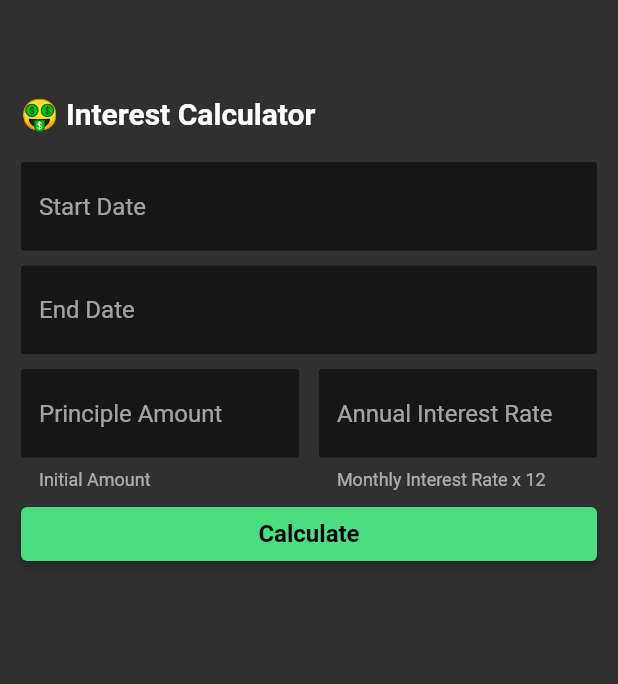
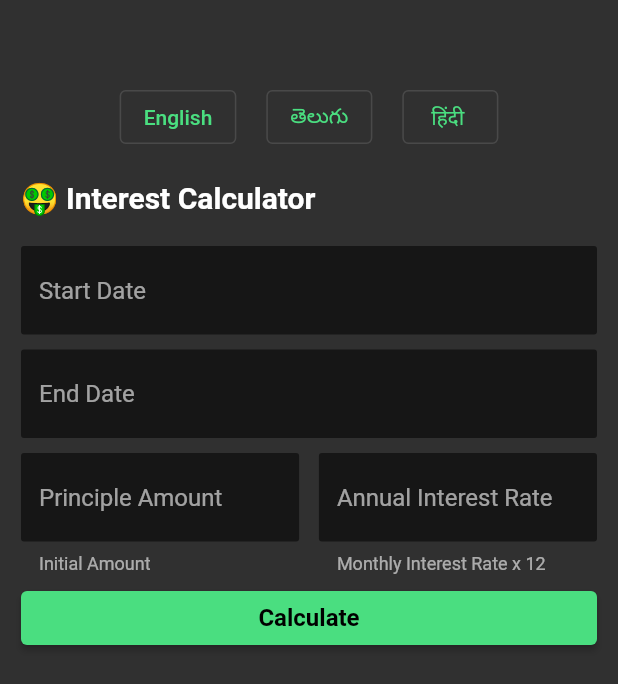
Before and after one commit to chenchunaidu/interest_calculator, a Flutter app: the screen it shows after launch, on a phone screen of 412 x 824 dp. Shown: the top 684 px of the screen. Run offline on Flutter 3.47's test engine with Material 2 defaults, Android fonts, the phone set to English and light mode, and no system bars; drawn by our look-alikes of date_time_picker; our stand-ins replace form_validator, get; missing offline and left inert: dart:ffi.

Commit message:
feature: added multi language support

```diff
--- a/lib/components/interest-form.dart
+++ b/lib/components/interest-form.dart
@@ -52,8 +52,7 @@ class _InterestFormState extends State<InterestForm> {
 
   @override
   Widget build(BuildContext context) {
-    return SingleChildScrollView(
-        child: Padding(
+    return Padding(
         padding: EdgeInsets.all(Insets.lg),
         child: VStack(
             crossAxisAlignment: CrossAxisAlignment.start,
@@ -90,6 +89,6 @@ class _InterestFormState extends State<InterestForm> {
                       )
                     ])
                   : Container()
-                ])));
+            ]));
   }
 }
--- a/lib/components/interest-preview-line-item.dart
+++ b/lib/components/interest-preview-line-item.dart
@@ -1,5 +1,4 @@
 import 'package:flutter/material.dart';
-
 import 'common/hstack.dart';
 
 class InterestPreviewLineItem extends StatelessWidget {
--- a/lib/components/interest-preview.dart
+++ b/lib/components/interest-preview.dart
@@ -4,7 +4,6 @@ import 'package:interest_calculator/components/common/vstack.dart';
 import 'package:interest_calculator/components/interest-preview-line-item.dart';
 import 'package:interest_calculator/components/interest-preview-model.dart';
 import 'package:interest_calculator/theme/color.dart';
-import 'package:interest_calculator/theme/font.dart';
 import 'package:interest_calculator/theme/inset.dart';
 
 class InterestPreview extends StatelessWidget {
--- /dev/null
+++ b/lib/components/translate-button-model.dart
@@ -0,0 +1,7 @@
+import 'package:flutter/material.dart';
+
+class TranslateButtonModel {
+  final Locale locale;
+  final String label;
+  TranslateButtonModel({required this.locale, required this.label});
+}
--- /dev/null
+++ b/lib/components/translate-button.dart
@@ -0,0 +1,21 @@
+import 'package:flutter/material.dart';
+import 'package:get/get.dart';
+
+class TranslateButton extends StatelessWidget {
+  const TranslateButton({Key? key, required this.locale, required this.label})
+      : super(key: key);
+
+  final Locale locale;
+  final String label;
+  onClick() {
+    Get.updateLocale(locale);
+  }
+
+  @override
+  Widget build(BuildContext context) {
+    return OutlinedButton(
+      onPressed: onClick,
+      child: Text(label),
+    );
+  }
+}
--- /dev/null
+++ b/lib/components/translate-buttons.dart
@@ -0,0 +1,25 @@
+import 'package:flutter/material.dart';
+import 'package:interest_calculator/components/common/hstack.dart';
+import 'package:interest_calculator/components/translate-button.dart';
+import 'package:interest_calculator/theme/inset.dart';
+
+const translateButtonsData = [
+  TranslateButton(locale: Locale('en', 'IN'), label: "English"),
+  TranslateButton(locale: Locale('te', 'IN'), label: "తెలుగు"),
+  TranslateButton(locale: Locale('hi', 'IN'), label: "हिंदी ")
+];
+
+class TranslateButtons extends StatelessWidget {
+  const TranslateButtons({Key? key}) : super(key: key);
+
+  @override
+  Widget build(BuildContext context) {
+    return HStack(
+      mainAxisAlignment: MainAxisAlignment.center,
+      spacing: Insets.xl,
+      children: translateButtonsData
+          .map((e) => TranslateButton(locale: e.locale, label: e.label))
+          .toList(),
+    );
+  }
+}
--- a/lib/main.dart
+++ b/lib/main.dart
@@ -25,7 +25,6 @@ class MyApp extends StatelessWidget {
       themeMode: ThemeMode.dark,
       debugShowCheckedModeBanner: false,
       darkTheme: darkTheme,
-      // home: Home(),
     );
   }
 }
--- a/lib/screens/home.dart
+++ b/lib/screens/home.dart
@@ -1,10 +1,17 @@
 import 'package:flutter/material.dart';
+import 'package:interest_calculator/components/common/vstack.dart';
 import 'package:interest_calculator/components/interest-form.dart';
+
+import '../components/translate-buttons.dart';
 
 class Home extends StatelessWidget {
   const Home({Key? key}) : super(key: key);
   @override
   Widget build(BuildContext context) {
-    return const InterestForm();
+    return const SingleChildScrollView(
+        child: VStack(children: [
+      TranslateButtons(),
+      InterestForm(),
+    ]));
   }
 }
```
Lines whose indentation alone changed are shown as unchanged.
